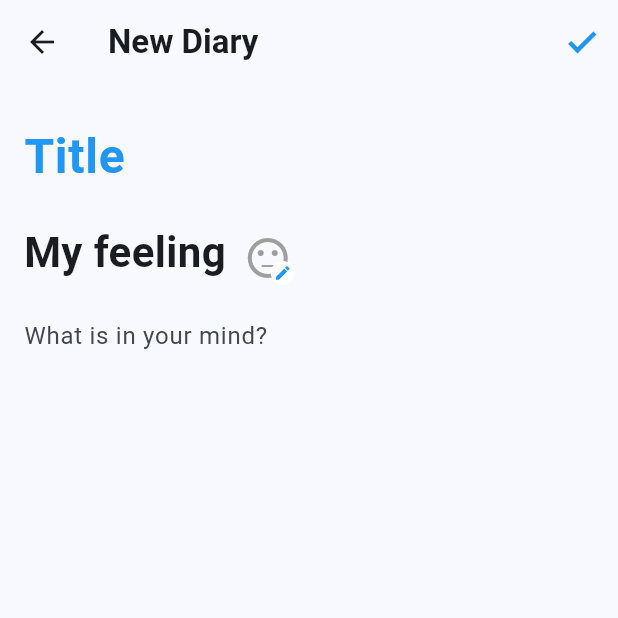
After one commit to aabouqas/mobile, a Flutter app: the screen it shows once a user with an empty profile is signed in, after a tap on "Add Diary", on a phone screen of 412 x 824 dp, the top half of it. The commit adds this screen. Run offline on Flutter 3.47's test engine with Material 3 defaults, Android fonts, the phone set to English and light mode, and no system bars; our stand-ins replace fl_chart, geolocator, math_expressions, supabase_flutter; accounts and stored records are empty; network calls fail.

Commit message:
feat: implement diary_app with Supabase OAuth and CRUD operations

```diff
--- /dev/null
+++ b/mobileModule04/diary_app/lib/diary.dart
@@ -0,0 +1,91 @@
+import 'package:flutter/material.dart';
+
+class Diary {
+  final int? id;
+  final String? title;
+  final String? text;
+  final String? icon;
+  final DateTime? createdAt;
+  final DateTime? updatedAt;
+
+  Diary({
+    this.id,
+    required this.title,
+    required this.text,
+    required this.icon,
+    this.createdAt,
+    this.updatedAt,
+  });
+
+  factory Diary.fromMap(Map<String, dynamic> map) {
+    return Diary(
+      id: map['id'],
+      title: map['title'],
+      text: map['text'],
+      icon: map['icon'],
+      createdAt: DateTime.parse(map['created_at']),
+      updatedAt: map['updated_at'] != null
+          ? DateTime.parse(map['updated_at'])
+          : null,
+    );
+  }
+
+  Map<String, dynamic> toMap() {
+    return {'title': title, 'text': text, 'icon': icon};
+  }
+
+  IconData getIcon() {
+    switch (icon) {
+      case 'very_satisfied':
+        return Icons.sentiment_very_satisfied;
+      case 'satisfied':
+        return Icons.sentiment_satisfied;
+      case 'neutral':
+        return Icons.sentiment_neutral;
+      case 'dissatisfied':
+        return Icons.sentiment_dissatisfied;
+      case 'very_dissatisfied':
+        return Icons.sentiment_very_dissatisfied;
+      default:
+        return Icons.sentiment_neutral;
+    }
+  }
+
+  String getFormattedDate() {
+    const months = [
+      'Jan',
+      'Feb',
+      'Mar',
+      'Apr',
+      'May',
+      'Jun',
+      'Jul',
+      'Aug',
+      'Sep',
+      'Oct',
+      'Nov',
+      'Dec',
+    ];
+    var date = updatedAt ?? createdAt;
+    if (date == null) return '';
+    return '${months[date.month - 1]} ${date.day}, ${date.year}';
+  }
+
+  Diary copyWith({
+    int? id,
+    String? title,
+    String? text,
+    String? icon,
+    DateTime? createdAt,
+    DateTime? updatedAt,
+  }) {
+    return Diary(
+      id: id ?? this.id,
+      title: title ?? this.title,
+      text: text ?? this.text,
+      icon: icon ?? this.icon,
+      createdAt: createdAt ?? this.createdAt,
+      updatedAt: updatedAt ?? this.updatedAt,
+    );
+  }
+}
--- /dev/null
+++ b/mobileModule04/diary_app/lib/diary_details_page.dart
@@ -0,0 +1,301 @@
+import 'dart:developer';
+
+import 'package:diary_app/supabase_service.dart';
+import 'package:diary_app/utils.dart';
+import 'package:flutter/material.dart';
+import 'package:diary_app/diary.dart';
+
+const Map<String, IconData> feelingIcons = {
+  'very_satisfied': Icons.sentiment_very_satisfied,
+  'satisfied': Icons.sentiment_satisfied,
+  'neutral': Icons.sentiment_neutral,
+  'dissatisfied': Icons.sentiment_dissatisfied,
+  'very_dissatisfied': Icons.sentiment_very_dissatisfied,
+};
+
+class DiaryDetailsPage extends StatefulWidget {
+  final Diary? diary;
+
+  const DiaryDetailsPage({super.key, required this.diary});
+
+  @override
+  State<DiaryDetailsPage> createState() => _DiaryDetailsPageState();
+}
+
+class _DiaryDetailsPageState extends State<DiaryDetailsPage> {
+  Diary? get diary => widget.diary;
+
+  final TextEditingController _titleController = TextEditingController();
+  final TextEditingController _textController = TextEditingController();
+  String icon = "";
+  bool _isEditMode = false;
+  bool _isSaving = false;
+  bool _isDeleting = false;
+
+  @override
+  void initState() {
+    super.initState();
+    _titleController.text = diary?.title ?? '';
+    _textController.text = diary?.text ?? '';
+    icon = diary?.icon ?? 'neutral';
+    _isEditMode = diary == null;
+  }
+
+  @override
+  void dispose() {
+    _titleController.dispose();
+    _textController.dispose();
+    super.dispose();
+  }
+
+  @override
+  Widget build(BuildContext context) {
+    return Scaffold(
+      appBar: AppBar(
+        title: Text(
+          !_isEditMode
+              ? diary!.getFormattedDate()
+              : diary == null
+              ? "New Diary"
+              : "Edit Diary",
+          style: TextStyle(fontWeight: .bold),
+        ),
+        actions: [
+          if (diary != null && !_isEditMode)
+            PopupMenuButton(
+              icon: const Icon(Icons.more_vert),
+              itemBuilder: (context) {
+                return [
+                  PopupMenuItem(
+                    value: "edit",
+                    child: Row(
+                      spacing: 2,
+                      children: [
+                        Icon(Icons.edit_outlined, size: 18),
+                        Text("Edit"),
+                      ],
+                    ),
+                  ),
+                  PopupMenuItem(
+                    value: "delete",
+                    child: Row(
+                      spacing: 2,
+                      children: [
+                        Icon(
+                          Icons.delete_outline_rounded,
+                          color: Colors.red,
+                          size: 18,
+                        ),
+                        Text("Delete", style: TextStyle(color: Colors.red)),
+                      ],
+                    ),
+                  ),
+                ];
+              },
+              onSelected: (item) {
+                switch (item) {
+                  case "edit":
+                    _setEditing(!_isEditMode);
+                    break;
+                  case "delete":
+                    _delete();
+                    break;
+
+                  default:
+                }
+              },
+            ),
+          if (_isEditMode && !_isSaving && !_isDeleting)
+            IconButton(
+              onPressed: () => _submit(),
+              icon: const Icon(
+                Icons.check,
+                color: Colors.blue,
+                fontWeight: .bold,
+              ),
+            ),
+          if (_isSaving || _isDeleting)
+            Container(
+              width: 20,
+              height: 20,
+              margin: .only(right: 16),
+              child: CircularProgressIndicator(strokeWidth: 3),
+            ),
+        ],
+      ),
+      body: SafeArea(
+        child: Padding(
+          padding: const EdgeInsets.all(16.0),
+          child: Column(
+            spacing: 12,
+            children: [
+              TextField(
+                controller: _titleController,
+                readOnly: !_isEditMode,
+                maxLength: 64,
+                style: TextStyle(
+                  color: Colors.blue,
+                  fontSize: 32,
+                  fontWeight: .bold,
+                ),
+                decoration: InputDecoration(
+                  border: .none,
+                  hintText: 'Title',
+                  counterText: "",
+                  hintStyle: TextStyle(color: Colors.blue, fontSize: 32),
+                ),
+              ),
+              Row(
+                spacing: 12,
+                crossAxisAlignment: .center,
+                children: [
+                  Text(
+                    "My feeling",
+                    style: TextStyle(fontSize: 28, fontWeight: .bold),
+                  ),
+                  _IconPicker(
+                    icon: icon,
+                    readOnly: !_isEditMode,
+                    onChanged: (icon) => setState(() => this.icon = icon!),
+                  ),
+                ],
+              ),
+              Expanded(
+                child: SingleChildScrollView(
+                  child: TextField(
+                    maxLines: null,
+                    keyboardType: .multiline,
+                    decoration: InputDecoration(
+                      border: .none,
+                      hintText: "What is in your mind?",
+                    ),
+                    controller: _textController,
+                    readOnly: !_isEditMode,
+                  ),
+                ),
+              ),
+            ],
+          ),
+        ),
+      ),
+    );
+  }
+
+  void _submit() async {
+    final title = _titleController.text.trim();
+    final text = _textController.text.trim();
+
+    try {
+      if (title.isEmpty) {
+        ScaffoldMessenger.of(
+          context,
+        ).showSnackBar(const SnackBar(content: Text('Please enter a title')));
+        return;
+      }
+      if (text.isEmpty) {
+        ScaffoldMessenger.of(
+          context,
+        ).showSnackBar(const SnackBar(content: Text('Please enter some text')));
+        return;
+      }
+
+      _setSaving(true);
+
+      if (_isEditMode && diary != null) {
+        await SupabaseService.updateDiary(
+          diary!.copyWith(title: title, text: text, icon: icon),
+        );
+      } else {
+        await SupabaseService.insertDiary(
+          Diary(title: title, text: text, icon: icon),
+        );
+      }
+
+      if (!mounted) return;
+
+      Navigator.pop(context);
+    } catch (e) {
+      log("DEBUG : $e");
+      if (!mounted) return;
+      ScaffoldMessenger.of(context)
+          .showSnackBar(SnackBar(content: Text("Failed to save the Diary!")));
+    } finally {
+      if (mounted) _setSaving(false);
+    }
+  }
+
+  void _setEditing(bool value) => setState(() => _isEditMode = value);
+  void _setSaving(bool value) => setState(() => _isSaving = value);
+  void _setDeleting(bool value) => setState(() => _isDeleting = value);
+
+  void _delete() async {
+    try {
+      _setDeleting(true);
+      await SupabaseService.deleteDiary(id: diary!.id);
+      if (!mounted) return;
+      Navigator.pop(context);
+    } catch (e) {
+      log("DEBUG : $e");
+      if (!mounted) return;
+      ScaffoldMessenger.of(context)
+          .showSnackBar(SnackBar(content: Text("Failed to delete the Diary!")));
+    } finally {
+      _setDeleting(false);
+    }
+  }
+}
+
+class _IconPicker extends StatelessWidget {
+  final String icon;
+  final bool readOnly;
+  final ValueChanged<String?> onChanged;
+  const _IconPicker({
+    required this.icon,
+    required this.readOnly,
+    required this.onChanged,
+  });
+
+  @override
+  Widget build(BuildContext context) {
+    final currentIcon = feelingIcons.containsKey(icon) ? icon : 'neutral';
+    return DropdownButton<String>(
+      padding: .zero,
+      value: currentIcon,
+      isDense: true,
+      icon: SizedBox.shrink(),
+      underline: const SizedBox(),
+      selectedItemBuilder: readOnly
+          ? null
+          : (context) {
+              return feelingIcons.entries.map((entry) {
+                return Stack(
+                  clipBehavior: .none,
+                  children: [
+                    Icon(entry.value, size: 32, color: getIconColor(entry.key)),
+                    if (!readOnly)
+                      Positioned(
+                        bottom: -10,
+                        right: -2,
+                        child: Container(
+                          padding: .all(2),
+                          decoration: BoxDecoration(
+                            color: Colors.white,
+                            shape: BoxShape.circle,
+                          ),
+                          child: Icon(Icons.edit, size: 12, color: Colors.blue),
+                        ),
+                      ),
+                  ],
+                );
+              }).toList();
+            },
+      items: feelingIcons.entries.map((entry) {
+        return DropdownMenuItem<String>(
+          value: entry.key,
+          child: Icon(entry.value, size: 32, color: getIconColor(entry.key)),
+        );
+      }).toList(),
+      onChanged: !readOnly ? onChanged : null,
+    );
+  }
+}
--- /dev/null
+++ b/mobileModule04/diary_app/lib/diary_screen.dart
@@ -0,0 +1,171 @@
+import 'package:diary_app/diary.dart';
+import 'package:diary_app/diary_details_page.dart';
+import 'package:diary_app/supabase_service.dart';
+import 'package:diary_app/utils.dart';
+import 'package:flutter/material.dart';
+import 'package:supabase_flutter/supabase_flutter.dart';
+
+class DiaryScreen extends StatefulWidget {
+  const DiaryScreen({super.key});
+
+  @override
+  State<DiaryScreen> createState() => _DiaryScreenState();
+}
+
+class _DiaryScreenState extends State<DiaryScreen> {
+  final user = Supabase.instance.client.auth.currentUser;
+  bool isLogouting = false;
+  Future<List<Diary>>? futureDiaries;
+
+  @override
+  void initState() {
+    super.initState();
+    futureDiaries = _fetchDiaries();
+  }
+
+  Future<List<Diary>> _fetchDiaries() async {
+    return await SupabaseService.getUserDiaries() ?? [];
+  }
+
+  @override
+  Widget build(BuildContext context) {
+    return Scaffold(
+      appBar: AppBar(
+        toolbarHeight: 100,
+        title: _buildProfileHeader(),
+        centerTitle: true,
+      ),
+      body: SafeArea(
+        child: Column(
+          crossAxisAlignment: .start,
+          children: [
+            Divider(),
+            Expanded(child: _buildDiriesList()),
+          ],
+        ),
+      ),
+      floatingActionButton: FloatingActionButton.extended(
+        label: Text("Add Diary"),
+        icon: const Icon(Icons.add),
+        onPressed: () async {
+          await Navigator.push(
+            context,
+            MaterialPageRoute(
+              builder: (context) => DiaryDetailsPage(diary: null),
+            ),
+          );
+          setState(() {
+            futureDiaries = _fetchDiaries();
+          });
+        },
+      ),
+    );
+  }
+
+  Widget _buildProfileHeader() {
+    return Row(
+      mainAxisAlignment: .center,
+      spacing: 12,
+      children: [
+        Container(
+          padding: .all(2),
+          decoration: BoxDecoration(color: Colors.blue, shape: .circle),
+          child: CircleAvatar(
+            radius: 32,
+            backgroundImage: NetworkImage(
+              user?.userMetadata?['avatar_url'] ?? "",
+            ),
+          ),
+        ),
+        Expanded(
+          child: Text(
+            user?.userMetadata?['name'] ?? '',
+            maxLines: 3,
+            softWrap: true,
+            style: TextStyle(fontSize: 20, fontWeight: FontWeight.bold),
+          ),
+        ),
+        Center(
+          child: IconButton(
+            onPressed: () async {
+              _setLogouting(true);
+              await SupabaseService.logout();
+              _setLogouting(false);
+            },
+            icon: isLogouting
+                ? SizedBox(
+                    width: 20,
+                    height: 20,
+                    child: CircularProgressIndicator(strokeWidth: 3),
+                  )
+                : Icon(Icons.logout, color: Colors.red),
+          ),
+        ),
+      ],
+    );
+  }
+
+  Widget _buildDiriesList() {
+    return FutureBuilder(
+      future: futureDiaries,
+      builder: (context, snapshot) {
+        if (!snapshot.hasData) {
+          return Center(child: CircularProgressIndicator());
+        } else if (snapshot.hasError) {
+          return Center(child: Text('Error loading diaries'));
+        } else {
+          final diaries = snapshot.data!;
+          if (diaries.isEmpty) {
+            return Center(child: Text('No diaries found'));
+          }
+          return ListView.builder(
+            itemCount: diaries.length,
+            padding: .only(bottom: 80),
+            itemBuilder: (context, index) {
+              final diary = diaries[index];
+              return Material(
+                clipBehavior: Clip.antiAlias,
+                child: ListTile(
+                  leading: Container(
+                    padding: .all(4),
+                    decoration: BoxDecoration(
+                      color: getIconColor(diary.icon).withValues(alpha: .2),
+                      shape: .circle,
+                    ),
+                    child: Icon(
+                      diary.getIcon(),
+                      color: getIconColor(diary.icon),
+                    ),
+                  ),
+                  trailing: Text(diary.getFormattedDate()),
+                  title: Text(
+                    diary.title ?? 'No Title',
+                    style: TextStyle(fontWeight: .bold),
+                  ),
+                  subtitle: Text(
+                    diary.text ?? 'No Content',
+                    maxLines: 2,
+                    overflow: .ellipsis,
+                  ),
+                  onTap: () async {
+                    await Navigator.push(
+                      context,
+                      MaterialPageRoute(
+                        builder: (context) => DiaryDetailsPage(diary: diary),
+                      ),
+                    );
+                    setState(() {
+                      futureDiaries = _fetchDiaries();
+                    });
+                  },
+                ),
+              );
+            },
+          );
+        }
+      },
+    );
+  }
+
+  void _setLogouting(bool value) => setState(() => isLogouting = value);
+}
--- a/mobileModule04/diary_app/lib/main.dart
+++ b/mobileModule04/diary_app/lib/main.dart
@@ -1,5 +1,5 @@
-import 'package:diary_app/DiaryScreen.dart';
-import 'package:diary_app/SupabaseService.dart';
+import 'package:diary_app/diary_screen.dart';
+import 'package:diary_app/supabase_service.dart';
 import 'package:flutter/material.dart';
 import 'package:supabase_flutter/supabase_flutter.dart';
 
@@ -17,7 +17,15 @@ class MyApp extends StatelessWidget {
   Widget build(BuildContext context) {
     return MaterialApp(
       theme: ThemeData(colorScheme: .fromSeed(seedColor: Colors.blue)),
-      home: const WelcomePage(),
+      home: StreamBuilder(
+        stream: SupabaseService.supabase.auth.onAuthStateChange,
+        builder: (context, snapshot) {
+          if (snapshot.data?.session != null) {
+            return const DiaryScreen();
+          }
+          return const WelcomePage();
+        },
+      ),
     );
   }
 }
@@ -31,9 +39,21 @@ class WelcomePage extends StatefulWidget {
 
 class _WelcomePageState extends State<WelcomePage> {
   @override
+  void initState() {
+    super.initState();
+  }
+
+  @override
   Widget build(BuildContext context) {
-    return Scaffold(
-      body: Center(
+    return Container(
+      decoration: const BoxDecoration(
+        image: DecorationImage(image: AssetImage("assets/bg.jpg"), fit: .cover),
+      ),
+      child: Scaffold(
+        backgroundColor: Colors.transparent,
+        body: Padding(
+          padding: const EdgeInsets.all(7),
+          child: Center(
             child: Column(
               mainAxisAlignment: .center,
               spacing: 12,
@@ -62,6 +82,8 @@ class _WelcomePageState extends State<WelcomePage> {
               ],
             ),
           ),
+        ),
+      ),
     );
   }
 
@@ -70,6 +92,7 @@ class _WelcomePageState extends State<WelcomePage> {
       await Supabase.instance.client.auth.signInWithOAuth(
         OAuthProvider.google,
         redirectTo: 'dev.eledrissi.diary://login-callback/',
+        authScreenLaunchMode: LaunchMode.externalApplication,
       );
     } else {
       Navigator.pushReplacement(
--- /dev/null
+++ b/mobileModule04/diary_app/lib/supabase_service.dart
@@ -0,0 +1,75 @@
+import 'dart:developer';
+
+import 'package:diary_app/diary.dart';
+import 'package:supabase_flutter/supabase_flutter.dart';
+
+class SupabaseService {
+  static SupabaseClient supabase = Supabase.instance.client;
+  static Future<void> initialize() async {
+    await Supabase.initialize(
+      url: 'https://fkvwigxbitnqtptlkhfo.supabase.co',
+      publishableKey: 'sb_publishable_yEb1zqDBSkzbU8_9FeSQgQ_myLqUzQP',
+    );
+  }
+
+  static Future<List<Diary>>? getUserDiaries() async {
+    try {
+      if (supabase.auth.currentUser == null) {
+        throw Exception('User is not logged in');
+      }
+      final response = await supabase
+          .from('notes')
+          .select('*')
+          .eq('usermail', supabase.auth.currentUser!.email!)
+          .order('created_at', ascending: false);
+
+      return response.map((e) => Diary.fromMap(e)).toList();
+    } catch (e) {
+      log("DEBUG: ${e.toString()}");
+      return [];
+    }
+  }
+
+  static Future<bool> logout() async {
+    try {
+      await supabase.auth.signOut();
+      return true;
+    } catch (e) {
+      log("DEBUG: ${e.toString()}");
+      return false;
+    }
+  }
+
+  static Future<bool> insertDiary(Diary diary) async {
+    log("DEBUG: inserting diary ${diary.title} ${diary.text}");
+    try {
+      await supabase.from('notes').insert({
+        ...diary.toMap(),
+        'usermail': supabase.auth.currentUser!.email,
+      });
+      return true;
+    } catch (e) {
+      log("DEBUG: ${e.toString()}");
+      return false;
+    }
+  }
+
+  static Future<bool> updateDiary(Diary diary) async {
+    log("DEBUG: updating diary ${diary.title} ${diary.text}");
+    try {
+      await supabase.from('notes').update(diary.toMap()).eq('id', diary.id!);
+      return true;
+    } catch (e) {
+      log("DEBUG: ${e.toString()}");
+      return false;
+    }
+  }
+
+  static Future<void> deleteDiary({int? id}) async {
+    try {
+      await supabase.from('notes').delete().eq('id', id!);
+    } catch (e) {
+      log("DEBUG: ${e.toString()}");
+    }
+  }
+}
--- /dev/null
+++ b/mobileModule04/diary_app/lib/utils.dart
@@ -0,0 +1,18 @@
+import 'package:flutter/material.dart';
+
+Color getIconColor(String? icon) {
+  switch (icon) {
+    case 'very_satisfied':
+      return Colors.green;
+    case 'satisfied':
+      return Colors.lightGreen;
+    case 'neutral':
+      return Colors.grey;
+    case 'dissatisfied':
+      return Colors.orange;
+    case 'very_dissatisfied':
+      return Colors.red;
+    default:
+      return Colors.grey;
+  }
+}
--- a/mobileModule04/diary_app/pubspec.yaml
+++ b/mobileModule04/diary_app/pubspec.yaml
@@ -35,9 +35,6 @@ dependencies:
   # Use with the CupertinoIcons class for iOS style icons.
   cupertino_icons: ^1.0.8
   supabase_flutter: ^2.18.3
-  sign_in_button: ^5.0.0
-  google_sign_in: ^7.2.0
-
 dev_dependencies:
   flutter_test:
     sdk: flutter
@@ -61,7 +58,8 @@ flutter:
   uses-material-design: true
 
   # To add assets to your application, add an assets section, like this:
-  # assets:
+  assets:
+    - assets/bg.jpg
   #   - images/a_dot_burr.jpeg
   #   - images/a_dot_ham.jpeg
 
```
Also changed, not shown: mobileModule04/diary_app/lib/DiaryScreen.dart (deleted, +0 -15 lines), mobileModule04/diary_app/lib/SupabaseService.dart (deleted, +0 -11 lines), mobileModule04/diary_app/assets/bg.jpg (added), mobileModule04/diary_app/pubspec.lock, 5 other files. Lines whose indentation alone changed are shown as unchanged.
